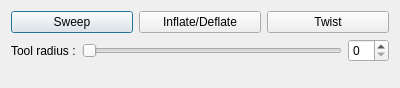
CharlesGaribal/freestyle, file freestyle/toolsdialog.ui: the form before one commit.
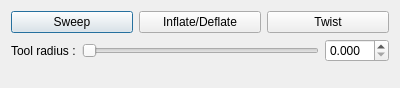
The form after the commit.

Commit message: Tool radius ui + Partial impl Inflate / Deflate operator

Patch:
```diff
--- a/freestyle/toolsdialog.ui
+++ b/freestyle/toolsdialog.ui
@@ -14,9 +14,6 @@
    <string>Tools</string>
   </property>
   <layout class="QGridLayout" name="gridLayout">
-   <item row="5" column="2">
-    <widget class="QSpinBox" name="radiusSpinBox"/>
-   </item>
    <item row="5" column="1">
     <widget class="QSlider" name="radiusSlider">
      <property name="maximum">
@@ -72,6 +69,13 @@
      </property>
     </spacer>
    </item>
+   <item row="5" column="2">
+    <widget class="QDoubleSpinBox" name="radiusSpinBox">
+     <property name="decimals">
+      <number>3</number>
+     </property>
+    </widget>
+   </item>
   </layout>
  </widget>
  <resources/>
```
The commit also changes 20 other files.
